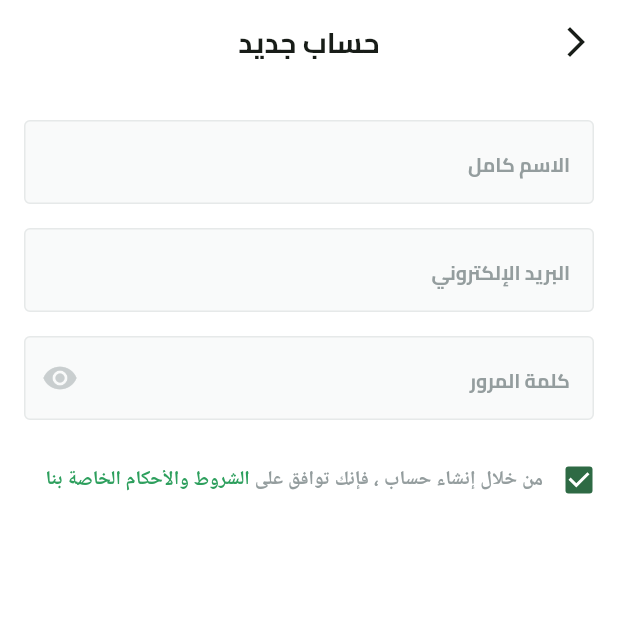
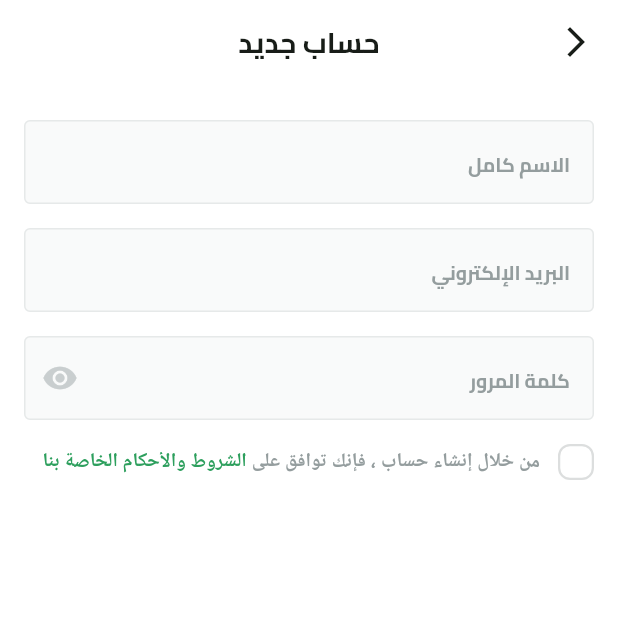
Before and after one commit to Eng-Mosad-99/Fruit-Hub, a Flutter app: the SignUpView screen opened by its route, on a phone screen of 412 x 824 dp, the top half of it. Run offline on Flutter 3.47's test engine with Material 3 defaults, Android fonts, the phone set to English and light mode, and no system bars; our stand-ins replace dots_indicator, shared_preferences; missing offline and left inert: svg_flutter; accounts and stored records are empty.

Commit message:
finish sign up ui part 4

```diff
--- a/lib/core/utils/app_images.dart
+++ b/lib/core/utils/app_images.dart
@@ -9,6 +9,10 @@ class Assets {
   /// Assets for imagesAppleIcon
   /// assets/images/apple_icon.svg
   static const String imagesAppleIcon = "assets/images/apple_icon.svg";
+
+  /// Assets for imagesCheckIcon
+  /// assets/images/check_icon.svg
+  static const String imagesCheckIcon = "assets/images/check_icon.svg";
 
   /// Assets for imagesFacebookIcon
   /// assets/images/facebook_icon.svg
--- /dev/null
+++ b/lib/features/auth/presentation/views/widgets/custom_check_box.dart
@@ -0,0 +1,50 @@
+import 'package:flutter/material.dart';
+import 'package:fruit_hub/core/utils/app_images.dart';
+import 'package:svg_flutter/svg.dart';
+
+import '../../../../../core/utils/app_colors.dart';
+
+class CustomCheckBox extends StatelessWidget {
+  const CustomCheckBox({
+    super.key,
+    required this.isChecked,
+    required this.onChanged,
+    // this.onTap,
+  });
+  final bool isChecked;
+  final ValueChanged<bool> onChanged;
+//  final void Function()? onTap;
+  @override
+  Widget build(BuildContext context) {
+    return GestureDetector(
+      onTap: () {
+        onChanged(!isChecked);
+      },
+      // onTap: onTap,
+      child: AnimatedContainer(
+        duration: const Duration(milliseconds: 150),
+        width: 24,
+        height: 24,
+        decoration: ShapeDecoration(
+          shape: RoundedRectangleBorder(
+            side: BorderSide(
+              color:
+                  isChecked ? AppColors.primaryColor : const Color(0xffDCDEDE),
+              width: 1.5,
+            ),
+            borderRadius: BorderRadius.circular(8),
+          ),
+          color: isChecked ? AppColors.primaryColor : Colors.white,
+        ),
+        child: isChecked
+            ? Padding(
+                padding: const EdgeInsets.all(2),
+                child: SvgPicture.asset(
+                  Assets.imagesCheckIcon,
+                ),
+              )
+            : const SizedBox(),
+      ),
+    );
+  }
+}
--- a/lib/features/auth/presentation/views/widgets/terms_and_conditions.dart
+++ b/lib/features/auth/presentation/views/widgets/terms_and_conditions.dart
@@ -1,27 +1,39 @@
-
 import 'package:flutter/material.dart';
 import 'package:fruit_hub/constants.dart';
 import 'package:fruit_hub/core/utils/app_colors.dart';
 
 import '../../../../../core/utils/app_text_styles.dart';
+import 'custom_check_box.dart';
 
-class TermsAndConditions extends StatelessWidget {
+class TermsAndConditions extends StatefulWidget {
   const TermsAndConditions({super.key});
 
   @override
+  State<TermsAndConditions> createState() => _TermsAndConditionsState();
+}
+
+class _TermsAndConditionsState extends State<TermsAndConditions> {
+  bool isTermsChecked = false;
+  @override
   Widget build(BuildContext context) {
-    return Transform.translate(
-      offset: const Offset(14, 0),
-      child: Row(
+    return Row(
       children: [
-          Checkbox(
-            value: true,
-            onChanged: (value) {},
+        CustomCheckBox(
+          isChecked: isTermsChecked,
+          onChanged: (value) {
+            setState(() {
+              isTermsChecked = value;
+            });
+          },
+          // onTap: (){
+          //   setState(() {
+          //     isTermsChecked = !isTermsChecked;
+          //   });
+          // },
         ),
-          SizedBox(
-            width: MediaQuery.sizeOf(context).width - (kHorizontalPadding * 2) - 48,
-            child: Text.rich(
-              TextSpan(
+        const SizedBox(width: 12),
+        Expanded(
+          child: Text.rich(TextSpan(
             text: 'من خلال إنشاء حساب ، فإنك توافق على ',
             style: TextStyles.semiBold13.copyWith(
               color: const Color(0xff949D9E),
@@ -37,10 +49,11 @@ class TermsAndConditions extends StatelessWidget {
           )),
         )
       ],
-      ),
     );
   }
 }
+
+
 
 
 // class TermsAndConditions extends StatelessWidget {
```
Also changed, not shown: assets/images/check_icon.svg (added). Lines whose indentation alone changed are shown as unchanged.
